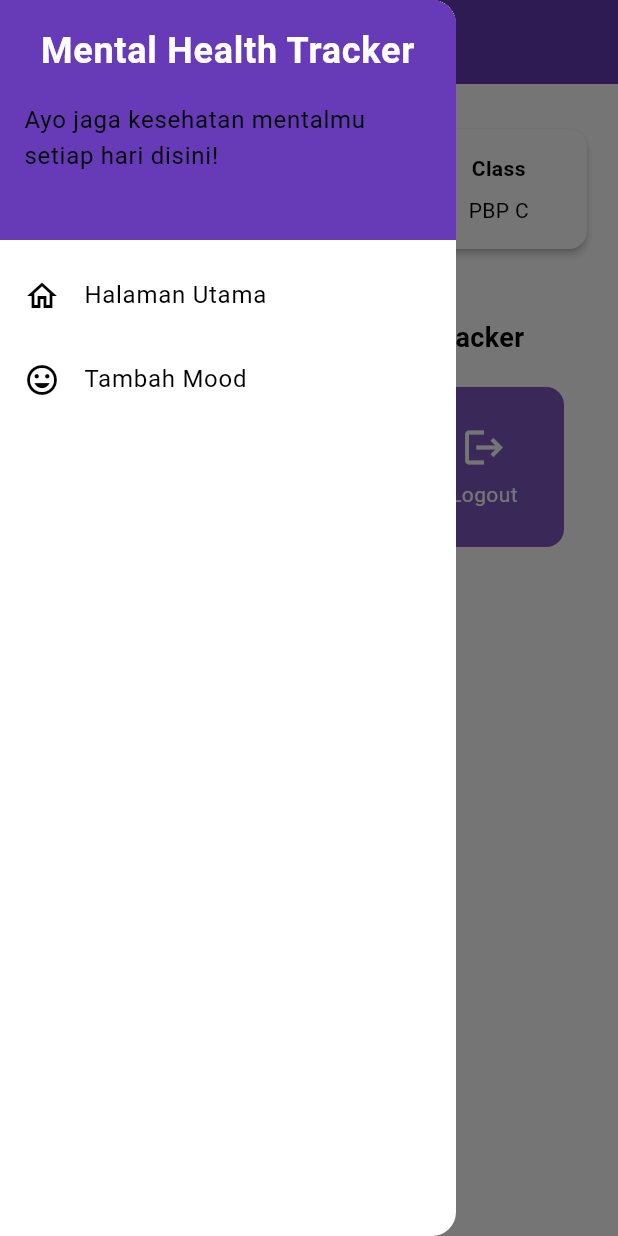
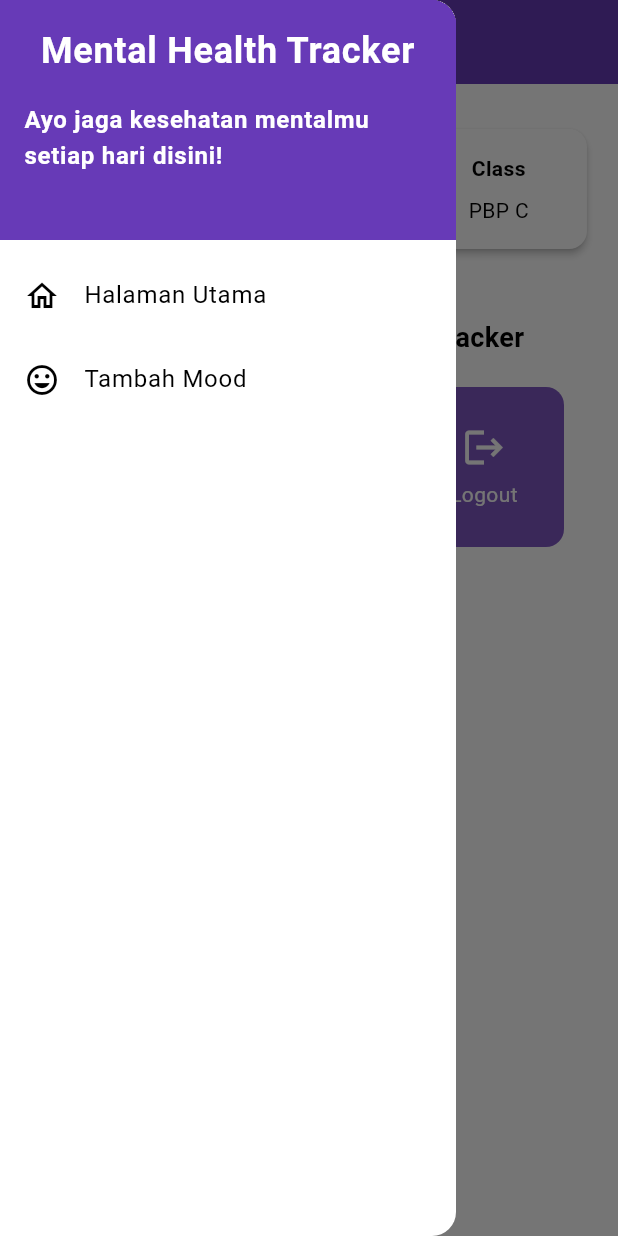
Before and after one commit to felfelita/mental-health-tracker-mobile, a Flutter app: the screen it shows after launch, with the side drawer open, on a phone screen of 412 x 824 dp. Run offline on Flutter 3.47's test engine with Material 3 defaults, Android fonts, the phone set to English and light mode, and no system bars.

Commit message:
fix text font

```diff
--- a/lib/screens/menu.dart
+++ b/lib/screens/menu.dart
@@ -28,6 +28,7 @@ class MyHomePage extends StatelessWidget {
           ),
         ),
         // Warna latar belakang AppBar diambil dari skema warna tema aplikasi.
+        iconTheme: const IconThemeData(color: Colors.white),
         backgroundColor: Theme.of(context).colorScheme.primary,
       ),
       drawer: const LeftDrawer(),
--- a/lib/widgets/left_drawer.dart
+++ b/lib/widgets/left_drawer.dart
@@ -28,7 +28,10 @@ class LeftDrawer extends StatelessWidget {
                 Padding(padding: EdgeInsets.all(8)),
                 Text(
                   "Ayo jaga kesehatan mentalmu setiap hari disini!",
-                  // TODO: Tambahkan gaya teks dengan center alignment, font ukuran 15, warna putih, dan weight biasa
+                  style: TextStyle(
+                  color: Colors.white,
+                  fontWeight: FontWeight.bold,
+                ),
                 ),
               ],
             ),
```
